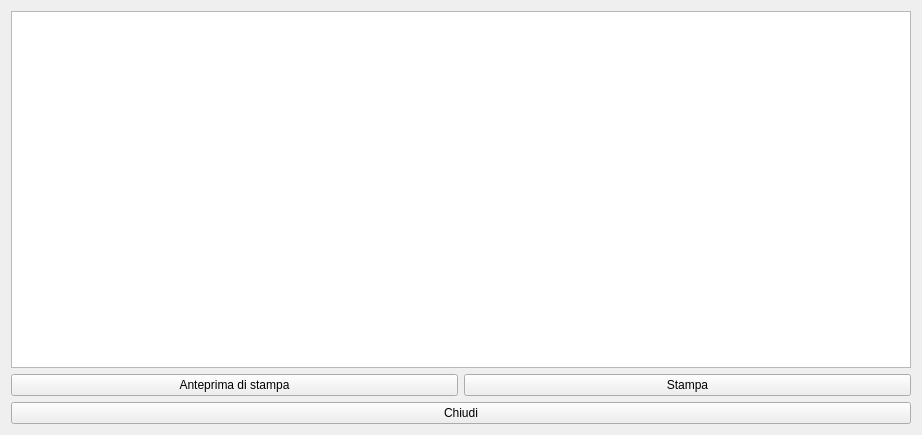
Above: hprint.ui from fblabs/hamlet-mod-sancon before the change. Below: the same form after it.
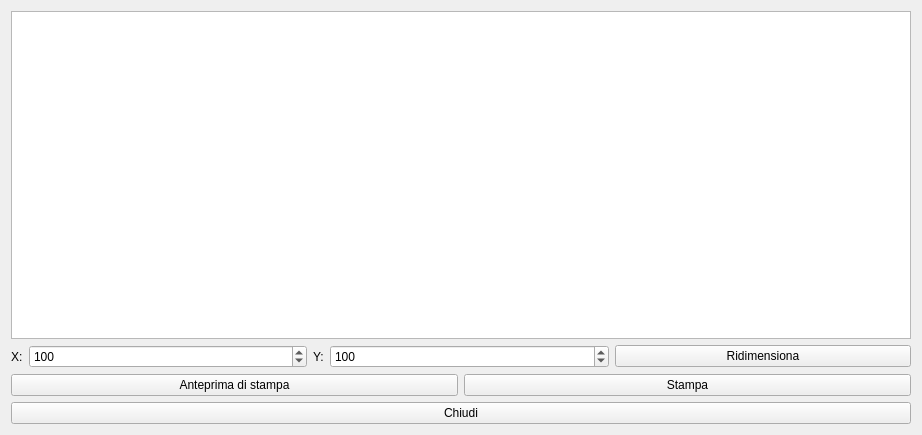
That is the form after the change. Icons and pictures are not drawn.

What changed in the file:
```diff
--- a/hprint.ui
+++ b/hprint.ui
@@ -56,6 +56,71 @@
        </property>
       </widget>
      </item>
+     <item>
+      <layout class="QHBoxLayout" name="horizontalLayout_2">
+       <item>
+        <layout class="QFormLayout" name="formLayout">
+         <item row="0" column="0">
+          <widget class="QLabel" name="label">
+           <property name="text">
+            <string>X:</string>
+           </property>
+          </widget>
+         </item>
+         <item row="0" column="1">
+          <widget class="QSpinBox" name="sbW">
+           <property name="minimum">
+            <number>30</number>
+           </property>
+           <property name="maximum">
+            <number>800</number>
+           </property>
+           <property name="singleStep">
+            <number>10</number>
+           </property>
+           <property name="value">
+            <number>100</number>
+           </property>
+          </widget>
+         </item>
+        </layout>
+       </item>
+       <item>
+        <layout class="QFormLayout" name="formLayout_2">
+         <item row="0" column="0">
+          <widget class="QLabel" name="label_2">
+           <property name="text">
+            <string>Y:</string>
+           </property>
+          </widget>
+         </item>
+         <item row="0" column="1">
+          <widget class="QSpinBox" name="sbH">
+           <property name="minimum">
+            <number>30</number>
+           </property>
+           <property name="maximum">
+            <number>800</number>
+           </property>
+           <property name="singleStep">
+            <number>10</number>
+           </property>
+           <property name="value">
+            <number>100</number>
+           </property>
+          </widget>
+         </item>
+        </layout>
+       </item>
+       <item>
+        <widget class="QPushButton" name="pushButton_ridim">
+         <property name="text">
+          <string>Ridimensiona</string>
+         </property>
+        </widget>
+       </item>
+      </layout>
+     </item>
      <item>
       <layout class="QHBoxLayout" name="horizontalLayout">
        <item>
```
